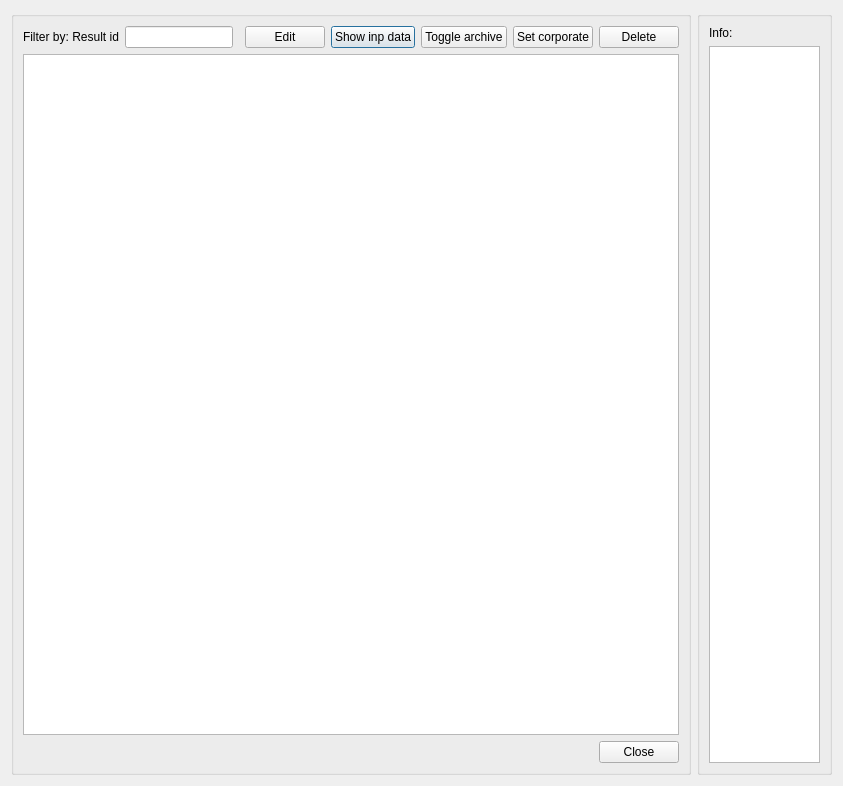
Qt form core/ui/toolbars/epa/go2epa_manager.ui (Giswater/giswater_qgis_plugin) before a commit.
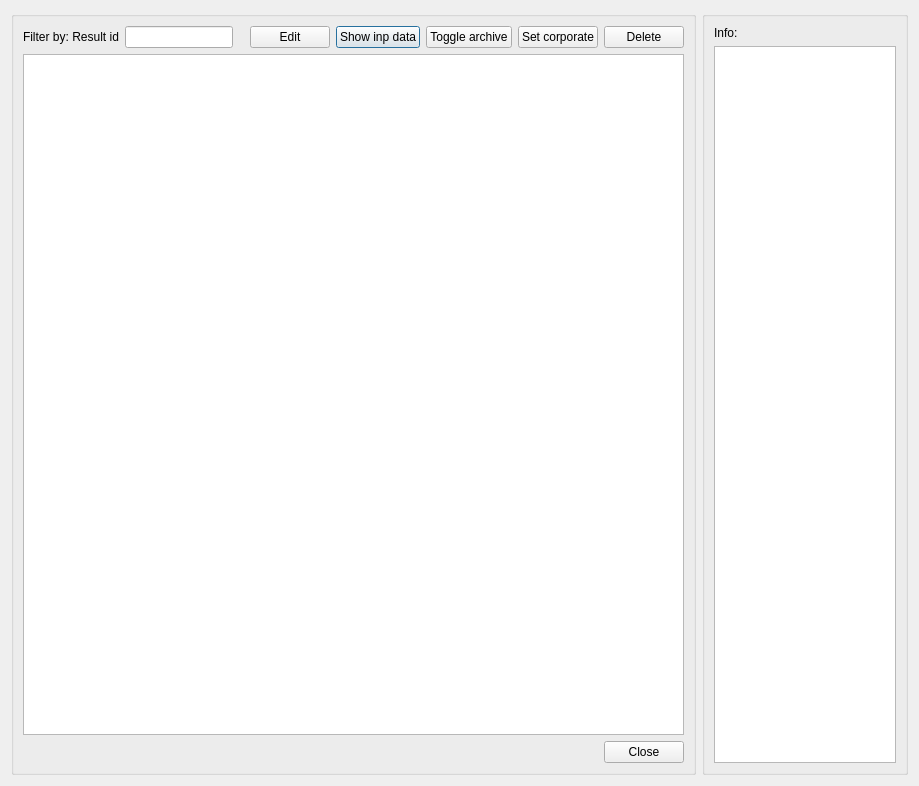
The same form after that commit.

```diff
--- a/core/ui/toolbars/epa/go2epa_manager.ui
+++ b/core/ui/toolbars/epa/go2epa_manager.ui
@@ -6,7 +6,7 @@
    <rect>
     <x>0</x>
     <y>0</y>
-    <width>843</width>
+    <width>919</width>
     <height>786</height>
    </rect>
   </property>
```
Left out of the diff: 11 changed lines with no effect on the pictures.
